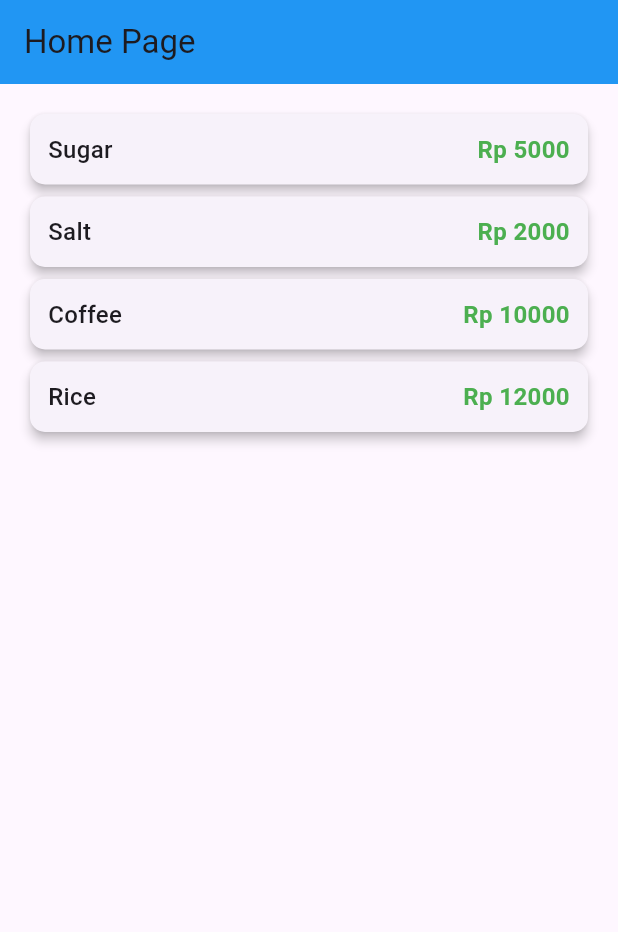
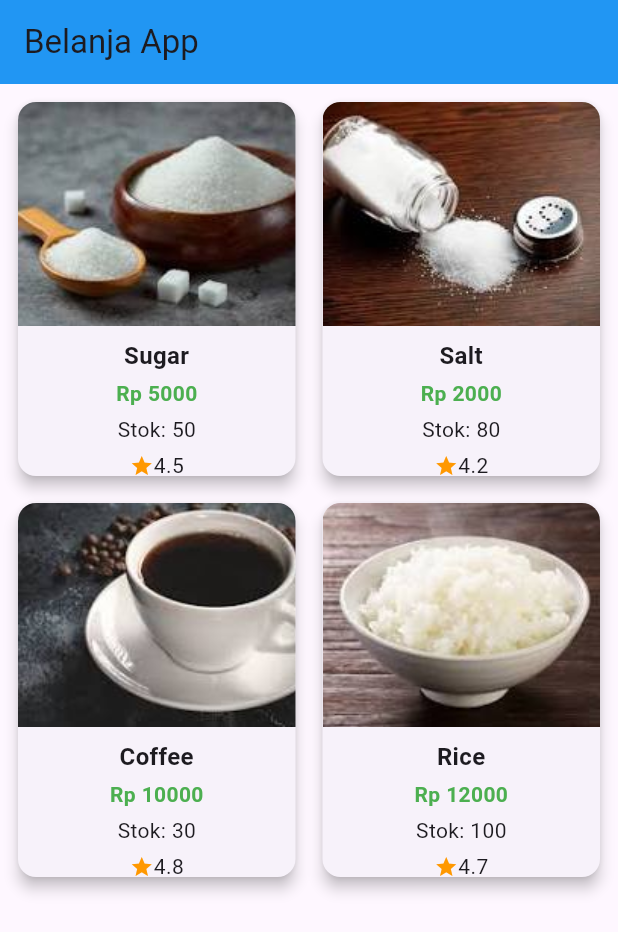
Before and after one commit to bebyyf/layout_flutter, a Flutter app: the screen it shows after launch, on a phone screen of 412 x 824 dp. Shown: the top 932 px of the screen. Run offline on Flutter 3.47's test engine with Material 3 defaults, Android fonts, the phone set to English and light mode, and no system bars.

Commit message:
Tugas Praktikum 2 no 3

```diff
--- a/lib/models/item.dart
+++ b/lib/models/item.dart
@@ -1,6 +1,15 @@
 class Item {
-  String name;
-  int price;
+  final String name;
+  final int price;
+  final String image;
+  final int stock;
+  final double rating;
 
-  Item({required this.name, required this.price});
+  Item({
+    required this.name,
+    required this.price,
+    required this.image,
+    required this.stock,
+    required this.rating,
+  });
 }
--- a/lib/pages/home_page.dart
+++ b/lib/pages/home_page.dart
@@ -6,29 +6,57 @@ class HomePage extends StatelessWidget {
 
   // Daftar data item
   final List<Item> items = [
-    Item(name: 'Sugar', price: 5000),
-    Item(name: 'Salt', price: 2000),
-    Item(name: 'Coffee', price: 10000),
-    Item(name: 'Rice', price: 12000),
+    Item(
+      name: 'Sugar',
+      price: 5000,
+      image: 'images/sugar.png',
+      stock: 50,
+      rating: 4.5,
+    ),
+    Item(
+      name: 'Salt',
+      price: 2000,
+      image: 'images/salt.png',
+      stock: 80,
+      rating: 4.2,
+    ),
+    Item(
+      name: 'Coffee',
+      price: 10000,
+      image: 'images/coffee.png',
+      stock: 30,
+      rating: 4.8,
+    ),
+    Item(
+      name: 'Rice',
+      price: 12000,
+      image: 'images/rice.png',
+      stock: 100,
+      rating: 4.7,
+    ),
   ];
 
   @override
   Widget build(BuildContext context) {
     return Scaffold(
       appBar: AppBar(
-        title: const Text('Home Page'),
+        title: const Text('Belanja App'),
         backgroundColor: Colors.blue,
       ),
-      body: Container(
-        margin: const EdgeInsets.all(8),
-        child: ListView.builder(
+      body: Padding(
         padding: const EdgeInsets.all(8),
+        child: GridView.builder(
           itemCount: items.length,
+          gridDelegate: const SliverGridDelegateWithFixedCrossAxisCount(
+            crossAxisCount: 2, // 2 kolom
+            mainAxisSpacing: 10,
+            crossAxisSpacing: 10,
+            childAspectRatio: 0.75,
+          ),
           itemBuilder: (context, index) {
             final item = items[index];
             return InkWell(
               onTap: () {
-                // Navigasi ke halaman ItemPage sambil kirim data
                 Navigator.pushNamed(
                   context,
                   '/item',
@@ -36,36 +64,65 @@ class HomePage extends StatelessWidget {
                 );
               },
               child: Card(
-                elevation: 3,
+                elevation: 4,
                 shape: RoundedRectangleBorder(
-                  borderRadius: BorderRadius.circular(10),
+                  borderRadius: BorderRadius.circular(12),
                 ),
-                child: Container(
-                  margin: const EdgeInsets.all(12),
-                  child: Row(
+                child: Column(
+                  crossAxisAlignment: CrossAxisAlignment.center,
                   children: [
                     Expanded(
-                        child: Text(
-                          item.name,
-                          style: const TextStyle(
-                            fontSize: 16,
-                            fontWeight: FontWeight.w500,
+                      flex: 6,
+                      child: ClipRRect(
+                        borderRadius: const BorderRadius.vertical(
+                          top: Radius.circular(12),
+                        ),
+                        child: Image.asset(
+                          item.image,
+                          fit: BoxFit.cover,
+                          width: double.infinity,
                         ),
                       ),
                     ),
                     Expanded(
-                        child: Text(
-                          'Rp ${item.price}',
-                          textAlign: TextAlign.end,
+                      flex: 4,
+                      child: Padding(
+                        padding: const EdgeInsets.all(8.0),
+                        child: Column(
+                          mainAxisAlignment: MainAxisAlignment.center,
+                          children: [
+                            Text(
+                              item.name,
                               style: const TextStyle(
                                 fontSize: 16,
                                 fontWeight: FontWeight.bold,
+                              ),
+                              textAlign: TextAlign.center,
+                            ),
+                            const SizedBox(height: 4),
+                            Text(
+                              'Rp ${item.price}',
+                              style: const TextStyle(
                                 color: Colors.green,
+                                fontWeight: FontWeight.w600,
+                              ),
+                            ),
+                            const SizedBox(height: 4),
+                            Text('Stok: ${item.stock}'),
+                            const SizedBox(height: 4),
+                            Row(
+                              mainAxisAlignment: MainAxisAlignment.center,
+                              children: [
+                                const Icon(Icons.star,
+                                    color: Colors.orange, size: 16),
+                                Text(item.rating.toString()),
+                              ],
+                            ),
+                          ],
                         ),
                       ),
                     ),
                   ],
-                  ),
                 ),
               ),
             );
--- a/lib/pages/item_page.dart
+++ b/lib/pages/item_page.dart
@@ -6,7 +6,6 @@ class ItemPage extends StatelessWidget {
 
   @override
   Widget build(BuildContext context) {
-    // Ambil data yang dikirim dari HomePage
     final Item item = ModalRoute.of(context)!.settings.arguments as Item;
 
     return Scaffold(
@@ -16,7 +15,7 @@ class ItemPage extends StatelessWidget {
       ),
       body: Center(
         child: Card(
-          elevation: 4,
+          elevation: 5,
           margin: const EdgeInsets.all(20),
           shape: RoundedRectangleBorder(
             borderRadius: BorderRadius.circular(15),
@@ -26,14 +25,14 @@ class ItemPage extends StatelessWidget {
             child: Column(
               mainAxisSize: MainAxisSize.min,
               children: [
+                Image.asset(item.image, height: 150),
+                const SizedBox(height: 10),
                 Text(
                   item.name,
                   style: const TextStyle(
-                    fontSize: 24,
-                    fontWeight: FontWeight.bold,
-                  ),
+                      fontSize: 24, fontWeight: FontWeight.bold),
                 ),
-                const SizedBox(height: 10),
+                const SizedBox(height: 8),
                 Text(
                   'Harga: Rp ${item.price}',
                   style: const TextStyle(
@@ -41,20 +40,27 @@ class ItemPage extends StatelessWidget {
                     color: Colors.green,
                   ),
                 ),
+                const SizedBox(height: 8),
+                Text('Stok: ${item.stock}', style: const TextStyle(fontSize: 16)),
+                Row(
+                  mainAxisAlignment: MainAxisAlignment.center,
+                  children: [
+                    const Icon(Icons.star, color: Colors.orange),
+                    Text(item.rating.toString()),
+                  ],
+                ),
                 const SizedBox(height: 20),
                 ElevatedButton.icon(
                   onPressed: () {
-                    Navigator.pop(context); // kembali ke HomePage
+                    Navigator.pop(context);
                   },
                   icon: const Icon(Icons.arrow_back),
-                  label: const Text("Kembali ke Home"),
+                  label: const Text('Kembali ke Home'),
                   style: ElevatedButton.styleFrom(
                     backgroundColor: Colors.blue,
                     foregroundColor: Colors.white,
-                    padding: const EdgeInsets.symmetric(horizontal: 16, vertical: 12),
-                    shape: RoundedRectangleBorder(
-                      borderRadius: BorderRadius.circular(10),
-                    ),
+                    padding:
+                        const EdgeInsets.symmetric(horizontal: 20, vertical: 12),
                   ),
                 ),
               ],
```
Also changed, not shown: pubspec.yaml (+4 -4 lines), images/coffee.png (added), images/rice.png (added), images/salt.png (added), images/ss18.png (added), images/ss19.png (added), images/sugar.png (added), 1 other file. Lines whose indentation alone changed are shown as unchanged.
